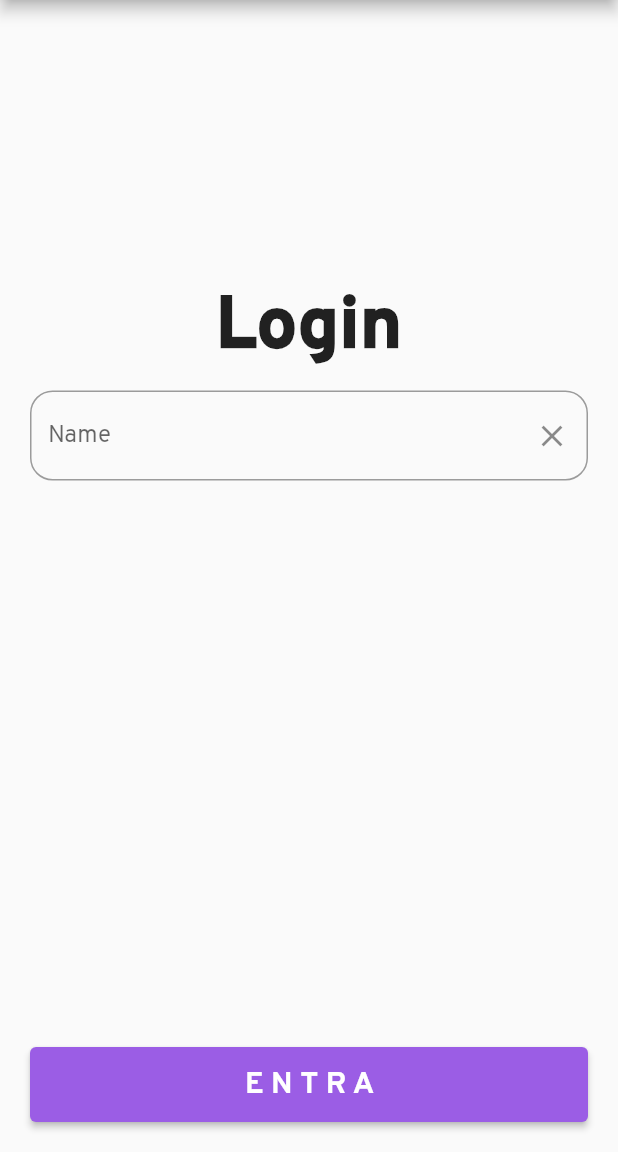
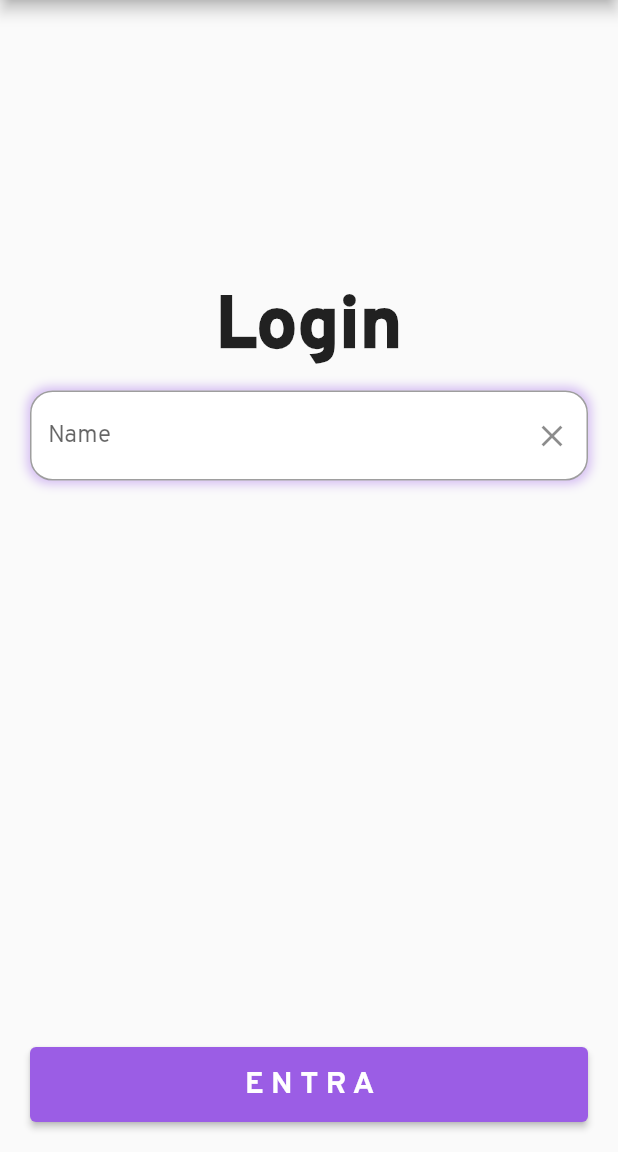
Before and after one commit to nick747/f_test_to_drive, a Flutter app: the screen it shows after launch, on a phone screen of 412 x 824 dp, the part 84-1236 px from its top. Run offline on Flutter 3.47's test engine with Material 2 defaults, Android fonts, the phone set to English and light mode, and no system bars; project files that could hold a hidden picture were left out.

Commit message:
Added Shadow to Login TextField

```diff
--- a/lib/screens/login_screen.dart
+++ b/lib/screens/login_screen.dart
@@ -28,7 +28,19 @@ class _LoginScreenState extends State<LoginScreen> {
               const SizedBox(
                 height: 10,
               ),
-              TextField(
+              Container(
+                decoration: BoxDecoration(
+                  borderRadius: BorderRadius.circular(15.0),
+                  color: Colors.white,
+                  boxShadow: const [
+                    BoxShadow(
+                      color: Color.fromARGB(101, 154, 93, 229),
+                      blurRadius: 5,
+                      spreadRadius: 2,
+                    ),
+                  ],
+                ),
+                child: TextField(
                   controller: name,
                   decoration: InputDecoration(
                     suffixIcon: IconButton(
@@ -37,7 +49,8 @@ class _LoginScreenState extends State<LoginScreen> {
                     ),
                     hintText: 'Name',
                     border: OutlineInputBorder(
-                    borderRadius: BorderRadius.circular(15.00),
+                      borderRadius: BorderRadius.circular(15.0),
+                    ),
                   ),
                 ),
               ),
```
Lines whose indentation alone changed are shown as unchanged.
